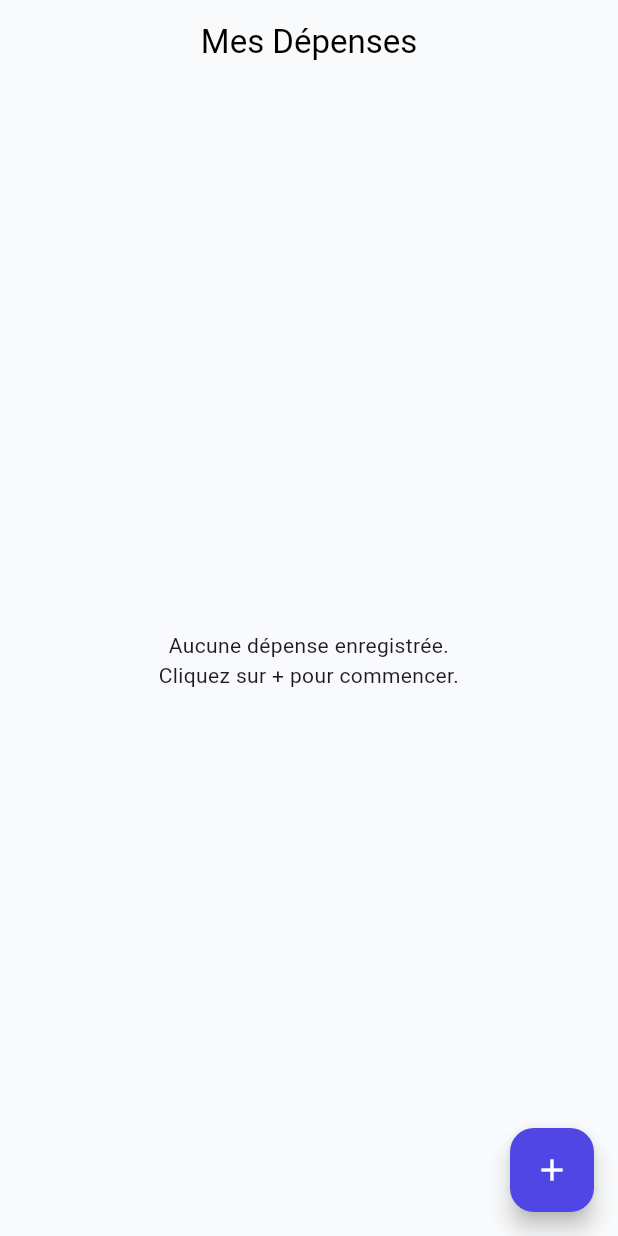
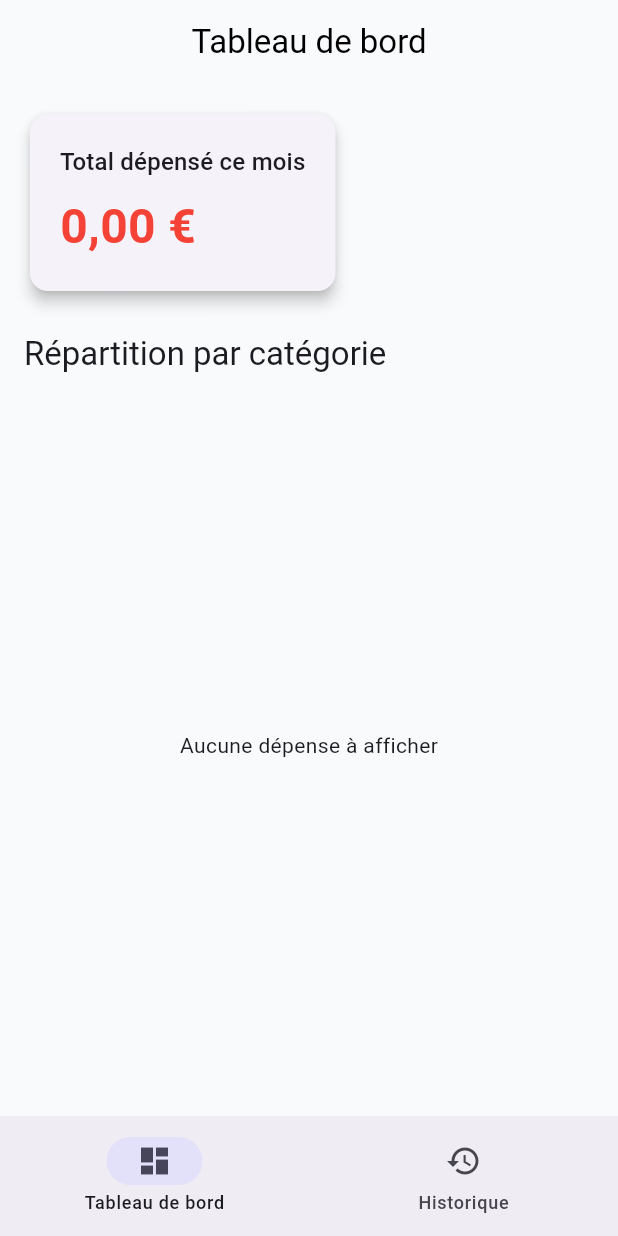
Before and after one commit to w4lk17/expense_ai_app, a Flutter app: the screen it shows after launch, on a phone screen of 412 x 824 dp. Run offline on Flutter 3.47's test engine with Material 3 defaults, Android fonts, the light colour scheme and no system bars; our stand-ins replace drift, fl_chart, flutter_riverpod, supabase_flutter; accounts and stored records are empty; generated files the repository leaves out were written again.

Commit message:
feat(dashboard): add bottom navigation, dashboard page and pie chart

```diff
--- /dev/null
+++ b/lib/features/expense/presentation/pages/dashboard_page.dart
@@ -0,0 +1,97 @@
+import 'package:expense_ai_app/features/expense/data/datasources/database.dart';
+import 'package:flutter/material.dart';
+import 'package:flutter_riverpod/flutter_riverpod.dart';
+import 'package:fl_chart/fl_chart.dart';
+import 'package:intl/intl.dart';
+
+import '../providers/expense_provider.dart';
+
+class DashboardPage extends ConsumerWidget {
+  const DashboardPage({super.key});
+
+  @override
+  Widget build(BuildContext context, WidgetRef ref) {
+    final expensesByCategory = ref.watch(expensesByCategoryProvider);
+    final totalMonth = ref.watch(totalMonthProvider);
+    final currencyFormat = NumberFormat.currency(locale: 'fr_FR', symbol: '€');
+
+    return Scaffold(
+      appBar: AppBar(title: const Text('Tableau de bord')),
+      body: Padding(
+        padding: const EdgeInsets.all(16.0),
+        child: Column(
+          crossAxisAlignment: CrossAxisAlignment.start,
+          children: [
+            // CARTE TOTAL
+            Card(
+              elevation: 4,
+              child: Padding(
+                padding: const EdgeInsets.all(20.0),
+                child: Column(
+                  crossAxisAlignment: CrossAxisAlignment.start,
+                  children: [
+                    Text('Total dépensé ce mois', style: Theme.of(context).textTheme.titleMedium),
+                    const SizedBox(height: 8),
+                    Text(
+                      currencyFormat.format(totalMonth),
+                      style: const TextStyle(
+                        fontSize: 32,
+                        fontWeight: FontWeight.bold,
+                        color: Colors.red, // On verra plus tard pour gérer revenus/dépenses
+                      ),
+                    ),
+                  ],
+                ),
+              ),
+            ),
+            const SizedBox(height: 24),
+
+            // TITRE GRAPHIQUE
+            Text('Répartition par catégorie', style: Theme.of(context).textTheme.titleLarge),
+            const SizedBox(height: 16),
+
+            // GRAPHIQUE
+            if (expensesByCategory.isEmpty)
+              const Expanded(child: Center(child: Text("Aucune dépense à afficher")))
+            else
+              SizedBox(
+                height: 300,
+                child: PieChart(
+                  PieChartData(
+                    sectionsSpace: 2,
+                    centerSpaceRadius: 40,
+                    sections: showingSections(expensesByCategory),
+                  ),
+                ),
+              ),
+          ],
+        ),
+      ),
+    );
+  }
+
+  // Fonction pour générer les sections du camembert
+  List<PieChartSectionData> showingSections(Map<Category, double> data) {
+    final List<PieChartSectionData> sections = [];
+
+    data.forEach((category, total) {
+      final color = Color(category.color ?? 0xFF607D8B);
+      sections.add(
+        PieChartSectionData(
+          color: color,
+          value: total,
+          title: '${category.name}\n${total.toStringAsFixed(0)}€',
+          radius: 100,
+          titleStyle: const TextStyle(
+            fontSize: 12,
+            fontWeight: FontWeight.bold,
+            color: Colors.white,
+            shadows: [Shadow(color: Colors.black, blurRadius: 2)],
+          ),
+        ),
+      );
+    });
+
+    return sections;
+  }
+}
--- /dev/null
+++ b/lib/features/expense/presentation/pages/home_shell.dart
@@ -0,0 +1,41 @@
+import 'package:flutter/material.dart';
+import 'package:flutter_riverpod/flutter_riverpod.dart';
+
+import 'expense_list_page.dart';
+import 'dashboard_page.dart';
+
+class HomeShell extends ConsumerStatefulWidget {
+  const HomeShell({super.key});
+
+  @override
+  ConsumerState<HomeShell> createState() => _HomeShellState();
+}
+
+class _HomeShellState extends ConsumerState<HomeShell> {
+  int _currentIndex = 0;
+
+  final List<Widget> _pages = const [DashboardPage(), ExpenseListPage()];
+
+  @override
+  Widget build(BuildContext context) {
+    return Scaffold(
+      body: _pages[_currentIndex],
+      bottomNavigationBar: NavigationBar(
+        selectedIndex: _currentIndex,
+        onDestinationSelected: (index) {
+          setState(() {
+            _currentIndex = index;
+          });
+        },
+        destinations: const [
+          NavigationDestination(
+            icon: Icon(Icons.dashboard_outlined),
+            selectedIcon: Icon(Icons.dashboard),
+            label: 'Tableau de bord',
+          ),
+          NavigationDestination(icon: Icon(Icons.history), selectedIcon: Icon(Icons.history), label: 'Historique'),
+        ],
+      ),
+    );
+  }
+}
--- a/lib/features/expense/presentation/providers/expense_provider.dart
+++ b/lib/features/expense/presentation/providers/expense_provider.dart
@@ -23,3 +23,41 @@ final expenseListProvider = StreamProvider<List<ExpenseWithCategory>>((ref) {
   final repository = ref.watch(expenseRepositoryProvider);
   return repository.watchAllExpensesWithCategory();
 });
+
+// Ce provider calcule les totaux par catégorie
+final expensesByCategoryProvider = Provider<Map<Category, double>>((ref) {
+  final expensesAsync = ref.watch(expenseListProvider);
+
+  // Si pas de données, retourne une map vide
+  return expensesAsync.maybeWhen(
+    data: (items) {
+      final map = <Category, double>{};
+      for (var item in items) {
+        if (item.category != null) {
+          // On additionne les montants par catégorie
+          map.update(item.category!, (value) => value + item.expense.amount, ifAbsent: () => item.expense.amount);
+        }
+      }
+      return map;
+    },
+    orElse: () => {},
+  );
+});
+
+// Provider pour le total du mois actuel
+final totalMonthProvider = Provider<double>((ref) {
+  final expensesAsync = ref.watch(expenseListProvider);
+
+  return expensesAsync.maybeWhen(
+    data: (items) {
+      final now = DateTime.now();
+      final currentMonth = now.month;
+      final currentYear = now.year;
+
+      return items
+          .where((item) => item.expense.date.month == currentMonth && item.expense.date.year == currentYear)
+          .fold(0.0, (sum, item) => sum + item.expense.amount);
+    },
+    orElse: () => 0.0,
+  );
+});
--- a/lib/main.dart
+++ b/lib/main.dart
@@ -1,10 +1,10 @@
 import 'package:expense_ai_app/core/themes/app_theme.dart';
+import 'package:expense_ai_app/features/expense/presentation/pages/home_shell.dart';
 import 'package:flutter/material.dart';
 import 'package:flutter_riverpod/flutter_riverpod.dart';
 import 'package:supabase_flutter/supabase_flutter.dart';
 
 import 'core/constants/supabase_constants.dart';
-import 'features/expense/presentation/pages/expense_list_page.dart';
 
 void main() async {
   WidgetsFlutterBinding.ensureInitialized();
@@ -28,7 +28,7 @@ class MyApp extends ConsumerWidget {
       title: 'Expense AI',
       debugShowCheckedModeBanner: false,
       theme: AppTheme.lightTheme,
-      home: const ExpenseListPage(),
+      home: const HomeShell(),
     );
   }
 }
--- a/pubspec.yaml
+++ b/pubspec.yaml
@@ -53,6 +53,7 @@ dependencies:
   # File Management
   path_provider: ^2.1.5
   path: ^1.9.1
+  fl_chart: ^1.1.1
 
 dev_dependencies:
   flutter_test:
```
Also changed, not shown: pubspec.lock.
